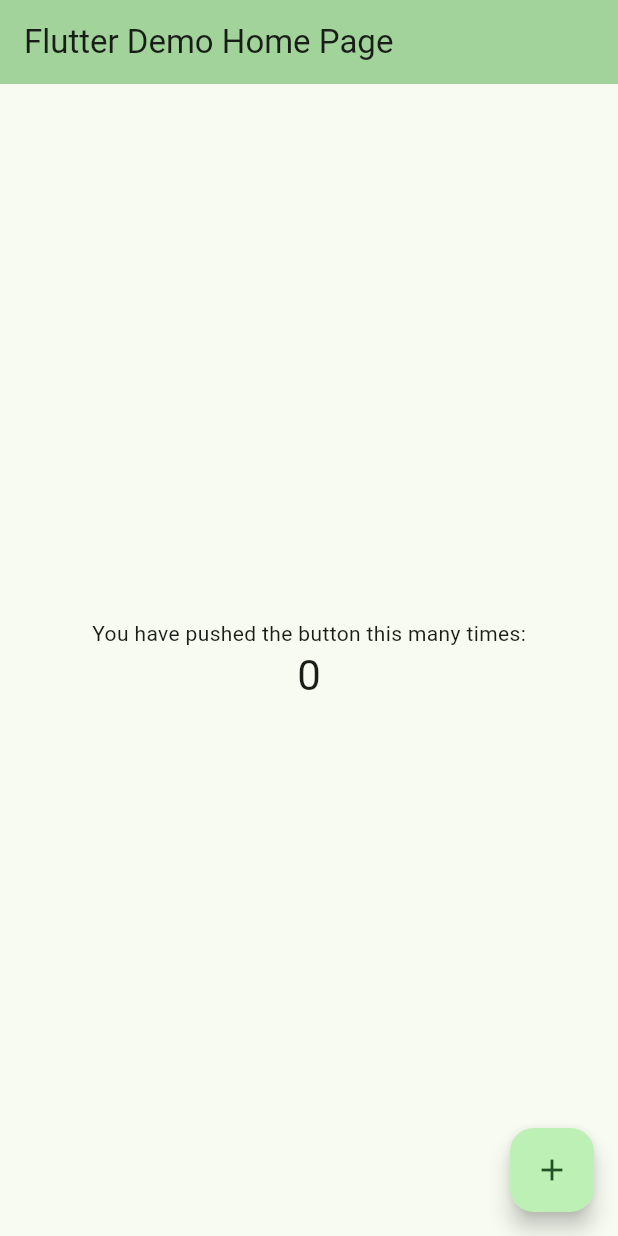
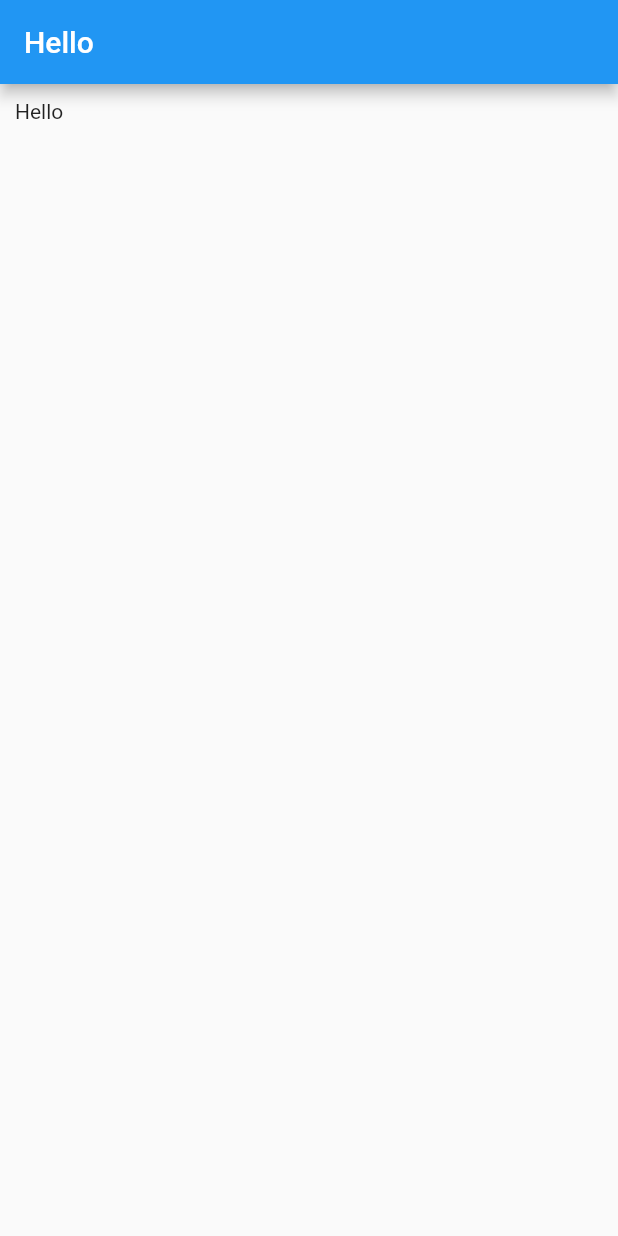
Before and after one commit to zenbitlabs/mailit, a Flutter app: the screen it shows after launch, on a phone screen of 412 x 824 dp. Run offline on Flutter 3.47's test engine with Material 2 defaults, Android fonts, the phone set to English and light mode, and no system bars.

Commit message:
feat: Removed boilerplate code

```diff
--- /dev/null
+++ b/lib/homepage.dart
@@ -0,0 +1,16 @@
+import 'package:flutter/material.dart';
+
+class HomePage extends StatelessWidget {
+  @override
+  Widget build(BuildContext context) {
+    return Scaffold(
+      appBar: AppBar(
+        title: const Text("Hello"),
+      ),
+      body: const Padding(
+        padding: EdgeInsets.all(10),
+        child: Text("Hello"),
+      ),
+    );
+  }
+}
--- a/lib/main.dart
+++ b/lib/main.dart
@@ -1,125 +1,7 @@
 import 'package:flutter/material.dart';
 
+import 'homepage.dart';
+
 void main() {
-  runApp(const MyApp());
+  runApp(MaterialApp(home: HomePage()));
 }
-
-class MyApp extends StatelessWidget {
-  const MyApp({super.key});
-
-  // This widget is the root of your application.
-  @override
-  Widget build(BuildContext context) {
-    return MaterialApp(
-      title: 'Flutter Demo',
-      theme: ThemeData(
-        // This is the theme of your application.
-        //
-        // TRY THIS: Try running your application with "flutter run". You'll see
-        // the application has a blue toolbar. Then, without quitting the app,
-        // try changing the seedColor in the colorScheme below to Colors.green
-        // and then invoke "hot reload" (save your changes or press the "hot
-        // reload" button in a Flutter-supported IDE, or press "r" if you used
-        // the command line to start the app).
-        //
-        // Notice that the counter didn't reset back to zero; the application
-        // state is not lost during the reload. To reset the state, use hot
-        // restart instead.
-        //
-        // This works for code too, not just values: Most code changes can be
-        // tested with just a hot reload.
-        colorScheme: ColorScheme.fromSeed(seedColor: Colors.green),
-        useMaterial3: true,
-      ),
-      home: const MyHomePage(title: 'Flutter Demo Home Page'),
-    );
-  }
-}
-
-class MyHomePage extends StatefulWidget {
-  const MyHomePage({super.key, required this.title});
-
-  // This widget is the home page of your application. It is stateful, meaning
-  // that it has a State object (defined below) that contains fields that affect
-  // how it looks.
-
-  // This class is the configuration for the state. It holds the values (in this
-  // case the title) provided by the parent (in this case the App widget) and
-  // used by the build method of the State. Fields in a Widget subclass are
-  // always marked "final".
-
-  final String title;
-
-  @override
-  State<MyHomePage> createState() => _MyHomePageState();
-}
-
-class _MyHomePageState extends State<MyHomePage> {
-  int _counter = 0;
-
-  void _incrementCounter() {
-    setState(() {
-      // This call to setState tells the Flutter framework that something has
-      // changed in this State, which causes it to rerun the build method below
-      // so that the display can reflect the updated values. If we changed
-      // _counter without calling setState(), then the build method would not be
-      // called again, and so nothing would appear to happen.
-      _counter++;
-    });
-  }
-
-  @override
-  Widget build(BuildContext context) {
-    // This method is rerun every time setState is called, for instance as done
-    // by the _incrementCounter method above.
-    //
-    // The Flutter framework has been optimized to make rerunning build methods
-    // fast, so that you can just rebuild anything that needs updating rather
-    // than having to individually change instances of widgets.
-    return Scaffold(
-      appBar: AppBar(
-        // TRY THIS: Try changing the color here to a specific color (to
-        // Colors.amber, perhaps?) and trigger a hot reload to see the AppBar
-        // change color while the other colors stay the same.
-        backgroundColor: Theme.of(context).colorScheme.inversePrimary,
-        // Here we take the value from the MyHomePage object that was created by
-        // the App.build method, and use it to set our appbar title.
-        title: Text(widget.title),
-      ),
-      body: Center(
-        // Center is a layout widget. It takes a single child and positions it
-        // in the middle of the parent.
-        child: Column(
-          // Column is also a layout widget. It takes a list of children and
-          // arranges them vertically. By default, it sizes itself to fit its
-          // children horizontally, and tries to be as tall as its parent.
-          //
-          // Column has various properties to control how it sizes itself and
-          // how it positions its children. Here we use mainAxisAlignment to
-          // center the children vertically; the main axis here is the vertical
-          // axis because Columns are vertical (the cross axis would be
-          // horizontal).
-          //
-          // TRY THIS: Invoke "debug painting" (choose the "Toggle Debug Paint"
-          // action in the IDE, or press "p" in the console), to see the
-          // wireframe for each widget.
-          mainAxisAlignment: MainAxisAlignment.center,
-          children: <Widget>[
-            const Text(
-              'You have pushed the button this many times:',
-            ),
-            Text(
-              '$_counter',
-              style: Theme.of(context).textTheme.headlineMedium,
-            ),
-          ],
-        ),
-      ),
-      floatingActionButton: FloatingActionButton(
-        onPressed: _incrementCounter,
-        tooltip: 'Increment',
-        child: const Icon(Icons.add),
-      ), // This trailing comma makes auto-formatting nicer for build methods.
-    );
-  }
-}
```
